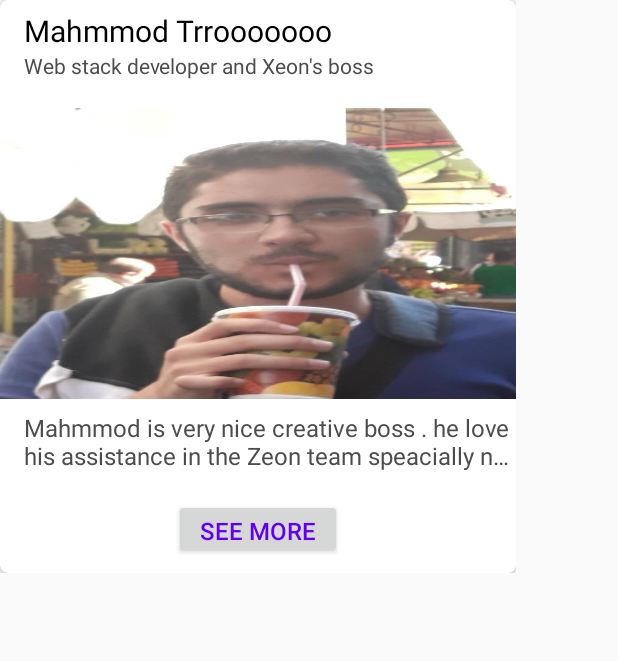
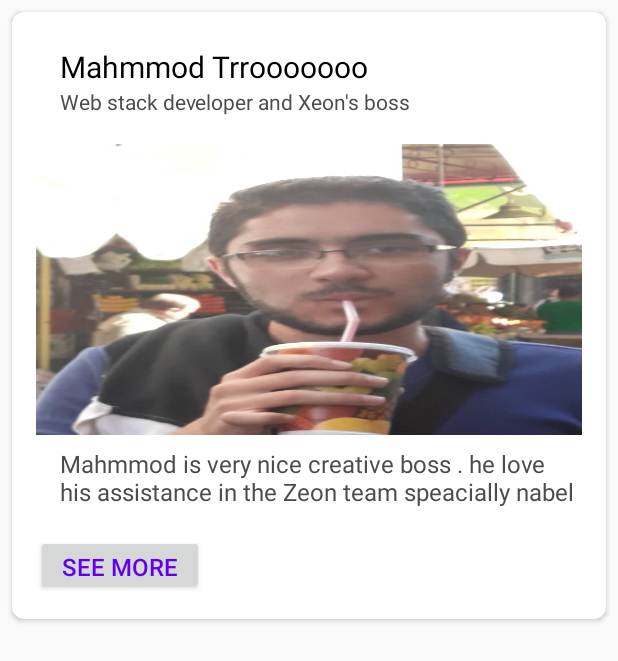
Before and after one commit to nabil-hfz/Zeon, an Android app: the layout card_divsion.xml on its own in the app's theme, with its tools: preview values and no code run, on a phone screen of 412 x 824 dp. Shown: the top 661 px of the screen. Run offline under Robolectric (Android 15) with nearby library versions, the phone set to English and light mode, and no system bars; network calls fail.

Commit message:
final update

```diff
--- a/app/build.gradle
+++ b/app/build.gradle
@@ -19,14 +19,17 @@ android {
 }
 
 dependencies {
-    implementation fileTree(dir: 'libs', include: ['*.jar'])
+    implementation fileTree(include: ['*.jar'], dir: 'libs')
     implementation 'com.android.support:appcompat-v7:26.1.0'
     implementation 'com.android.support:design:26.1.0'
     implementation 'com.android.support.constraint:constraint-layout:1.1.3'
     testImplementation 'junit:junit:4.12'
     implementation 'de.hdodenhof:circleimageview:2.1.0'
     implementation 'me.grantland:autofittextview:0.2.+'
+    implementation 'com.squareup.picasso:picasso:2.71828'
     androidTestImplementation 'com.android.support.test:runner:1.0.2'
     androidTestImplementation 'com.android.support.test.espresso:espresso-core:3.0.2'
     implementation 'com.android.support:cardview-v7:26.1.0'
+    implementation 'com.dubsmash.volley:library:2.0.1'
+    implementation 'com.squareup.picasso:picasso:2.71828'
 }
--- a/app/src/main/AndroidManifest.xml
+++ b/app/src/main/AndroidManifest.xml
@@ -1,6 +1,8 @@
 <?xml version="1.0" encoding="utf-8"?>
 <manifest xmlns:android="http://schemas.android.com/apk/res/android"
     package="com.example.volley.zeon">
+
+    <uses-permission android:name="android.permission.INTERNET"/>
 
     <application
         android:allowBackup="true"
@@ -13,7 +15,7 @@
             android:name=".MainActivity"
             android:label="@string/app_name"
             android:theme="@style/AppTheme.NoActionBar"
-            android:launchMode="singleTop">
+             android:launchMode="singleTop">
             <intent-filter>
                 <action android:name="android.intent.action.MAIN" />
 
@@ -26,6 +28,7 @@
             android:label="@string/division"
             android:autoRemoveFromRecents="true"
             android:taskAffinity=".Track"
+            android:configChanges="orientation|screenSize"
             android:parentActivityName=".MainActivity"></activity>
 
         <activity
--- a/app/src/main/res/layout/card_divsion.xml
+++ b/app/src/main/res/layout/card_divsion.xml
@@ -1,27 +1,21 @@
 <?xml version="1.0" encoding="utf-8"?><!--
-/**
- * Author of this Layout is Nabil in 2018/04/11
- */
- -->
-<android.support.constraint.ConstraintLayout xmlns:android="http://schemas.android.com/apk/res/android"
+/** * Author of this Layout is Nabil in 2018/04/11  */  -->
+
+<android.support.v7.widget.CardView xmlns:android="http://schemas.android.com/apk/res/android"
     xmlns:app="http://schemas.android.com/apk/res-auto"
-    xmlns:card_view="http://schemas.android.com/apk/res-auto"
-    android:layout_width="344dp"
-    android:layout_height="382dp"
-    android:orientation="vertical">
-
-    <android.support.v7.widget.CardView
     android:id="@+id/card_view"
     android:layout_width="match_parent"
-        android:layout_height="match_parent"
+    android:layout_height="wrap_content"
+    android:layout_margin="@dimen/PaddingOrMargin_with_8"
     android:background="@color/card_background"
-        android:elevation="1dp"
-        card_view:cardCornerRadius="@dimen/card_member_radius">
+    android:elevation="8dp"
+    app:cardCornerRadius="@dimen/card_member_radius">
 
-        <android.support.constraint.ConstraintLayout xmlns:app="http://schemas.android.com/apk/res-auto"
+    <LinearLayout
         android:layout_width="match_parent"
-            android:layout_height="match_parent"
-            android:orientation="vertical">
+        android:layout_height="wrap_content"
+        android:orientation="vertical"
+        android:padding="@dimen/PaddingOrMargin_with_16">
 
         <TextView
             android:id="@+id/name_members"
@@ -31,8 +25,7 @@
             android:paddingLeft="@dimen/left_padding"
             android:text="Mahmmod Trrooooooo "
             android:textColor="@color/nameMember"
-                android:textSize="20dp"
-                app:layout_constraintTop_toTopOf="parent" />
+            android:textSize="20dp" />
 
         <TextView
             android:id="@+id/majority_member"
@@ -42,8 +35,7 @@
             android:paddingLeft="@dimen/left_padding"
             android:text="Web stack developer and Xeon's boss "
             android:textColor="@color/majorityMember"
-                android:textSize="14dp"
-                app:layout_constraintTop_toBottomOf="@id/name_members" />
+            android:textSize="14dp" />
 
         <ImageView
             android:id="@+id/member_photo"
@@ -52,8 +44,7 @@
             android:layout_marginTop="@dimen/left_padding"
             android:clickable="true"
             android:scaleType="fitXY"
-                android:src="@drawable/zeon_boss"
-                app:layout_constraintTop_toBottomOf="@id/majority_member" />
+            android:src="@drawable/zeon_boss" />
 
         <TextView
             android:id="@+id/summary_member"
@@ -67,8 +58,7 @@
             android:paddingRight="4dp"
             android:text="Mahmmod is very nice creative boss . he love his assistance in the Zeon team speacially nabel  "
             android:textColor="@color/summaryMember"
-                android:textSize="16dp"
-                app:layout_constraintTop_toBottomOf="@id/member_photo" />
+            android:textSize="16dp" />
 
         <Button
             android:id="@+id/button_see_more"
@@ -78,16 +68,8 @@
             android:text="SEE More"
             android:textAllCaps="true"
             android:textColor="@color/button_see_more"
-                android:textSize="16dp"
-                app:layout_constraintEnd_toEndOf="@id/summary_member"
-                app:layout_constraintLeft_toLeftOf="@id/summary_member"
-                app:layout_constraintRight_toRightOf="@id/summary_member"
-                app:layout_constraintStart_toStartOf="@id/summary_member"
-                app:layout_constraintTop_toBottomOf="@id/summary_member" />
+            android:textSize="16dp" />
 
-
-        </android.support.constraint.ConstraintLayout>
+    </LinearLayout>
 
 </android.support.v7.widget.CardView>
-
-</android.support.constraint.ConstraintLayout>
--- a/app/src/main/res/values/dimens.xml
+++ b/app/src/main/res/values/dimens.xml
@@ -5,6 +5,8 @@
     <dimen name="nav_header_vertical_spacing">8dp</dimen>
     <dimen name="nav_header_height">176dp</dimen>
     <dimen name="left_padding">16dp</dimen>
+    <dimen name="PaddingOrMargin_with_8">8dp</dimen>
+    <dimen name="PaddingOrMargin_with_16">16dp</dimen>
     <dimen name="Top_padding_summary">8dp</dimen>
     <dimen name="width_menu_item">48dp</dimen>
     <dimen name="hight_image_member">194dp</dimen>
@@ -14,6 +16,6 @@
     <dimen name="list_item_future_vision_photo_hight">144dp</dimen>
     <dimen name="detail_backdrop_height">256dp</dimen>
     <dimen name="card_margin">16dp</dimen>
-    <dimen name="card_member_radius">5dp</dimen>
+    <dimen name="card_member_radius">8dp</dimen>
 
 </resources>
```
Also changed, not shown: app/src/main/java/com/example/volley/zeon/MenuActivity/DivisionActivity.java (+78 -29 lines), app/src/main/java/com/example/volley/zeon/Model/Division.java (+5 -5 lines), app/src/main/java/com/example/volley/zeon/RecyclerAdapter/AdapterDivision.java (+16 -12 lines), app/src/main/java/com/example/volley/zeon/Util/UtilTools.java (+48 -0 lines), app/src/main/res/layout/activity_division.xml (+3 -4 lines), app/src/main/res/layout/card_project.xml (+11 -27 lines). Lines whose indentation alone changed are shown as unchanged.
